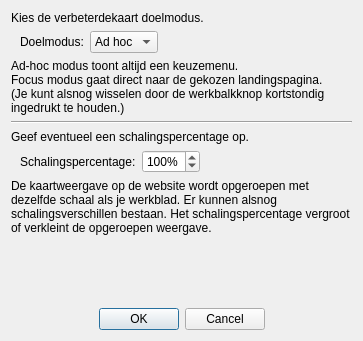
32BT/QGIS-32BT-verbeterdekaart, file plugin/controller/subcontrollers/dialogs/settings.ui: the form before one commit.
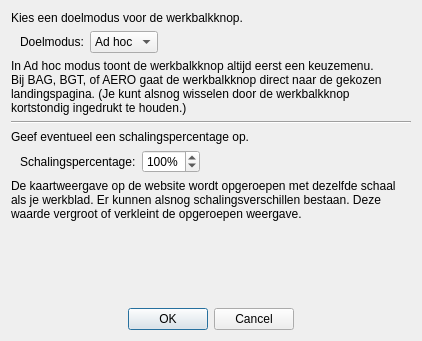
The form after the commit.

```diff
--- a/plugin/controller/subcontrollers/dialogs/settings.ui
+++ b/plugin/controller/subcontrollers/dialogs/settings.ui
@@ -6,7 +6,7 @@
    <rect>
     <x>0</x>
     <y>0</y>
-    <width>363</width>
+    <width>422</width>
     <height>341</height>
    </rect>
   </property>
@@ -17,7 +17,7 @@
    <item>
     <widget class="QLabel" name="targetNote">
      <property name="text">
-      <string>Kies de verbeterdekaart doelmodus. </string>
+      <string>Kies een doelmodus voor de werkbalkknop.</string>
      </property>
      <property name="alignment">
       <set>Qt::AlignLeading|Qt::AlignLeft|Qt::AlignTop</set>
@@ -81,10 +81,9 @@
    <item>
     <widget class="QLabel" name="targetInfo">
      <property name="text">
-      <string>Ad-hoc modus toont altijd een keuzemenu. 
-Focus modus gaat direct naar de gekozen landingspagina. 
-(Je kunt alsnog wisselen door de werkbalkknop kortstondig 
-ingedrukt te houden.)</string>
+      <string>In Ad hoc modus toont de werkbalkknop altijd eerst een keuzemenu.
+Bij BAG, BGT, of AERO gaat de werkbalkknop direct naar de gekozen landingspagina. (Je kunt alsnog wisselen door de werkbalkknop
+kortstondig ingedrukt te houden.)</string>
      </property>
      <property name="alignment">
       <set>Qt::AlignLeading|Qt::AlignLeft|Qt::AlignTop</set>
@@ -163,7 +162,7 @@
    <item>
     <widget class="QLabel" name="scaleInfo">
      <property name="text">
-      <string>De kaartweergave op de website wordt opgeroepen met dezelfde schaal als je werkblad. Er kunnen alsnog schalingsverschillen bestaan. Het schalingspercentage vergroot of verkleint de opgeroepen weergave.</string>
+      <string>De kaartweergave op de website wordt opgeroepen met dezelfde schaal als je werkblad. Er kunnen alsnog schalingsverschillen bestaan. Deze waarde vergroot of verkleint de opgeroepen weergave.</string>
      </property>
      <property name="wordWrap">
       <bool>true</bool>
```
